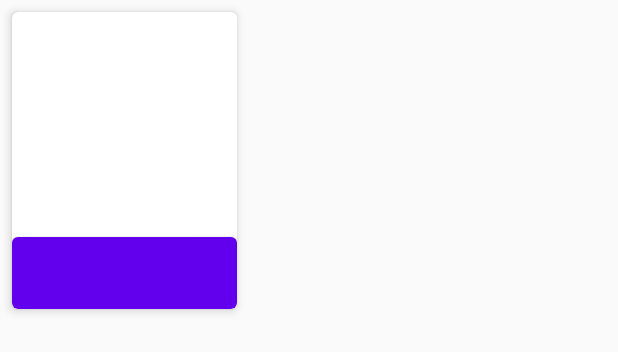
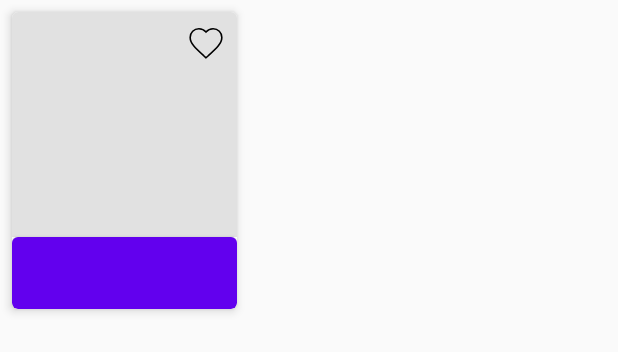
Before and after one commit to jmanday/Marvel, an Android app: the layout view_item_product.xml on its own in the app's theme, with its tools: preview values and no code run, on a phone screen of 412 x 824 dp. Shown: the top 352 px of the screen. Run offline under Robolectric (Android 15) with nearby library versions, the phone set to English and light mode, and no system bars.

Commit message:
[feature/add-fragment-list] Minor change in the view_item_product

```diff
--- a/app/src/main/res/layout/view_item_product.xml
+++ b/app/src/main/res/layout/view_item_product.xml
@@ -19,7 +19,7 @@
             android:scaleType="centerCrop"
             app:layout_constraintTop_toTopOf="parent"
             app:layout_constraintStart_toStartOf="parent"
-            app:src="@mipmap/placeholder_plain" />
+            android:src="@mipmap/placeholder_plain" />
 
         <androidx.appcompat.widget.AppCompatImageView
             android:id="@+id/ivFav"
@@ -30,7 +30,7 @@
             app:layout_constraintEnd_toEndOf="@id/ivProduct"
             android:layout_marginEnd="8dp"
             android:layout_marginTop="8dp"
-            app:src="@drawable/ic_baseline_favorite_white_24" />
+            android:src="@drawable/ic_baseline_favorite_white_24" />
 
 
         <com.google.android.material.button.MaterialButton
```
